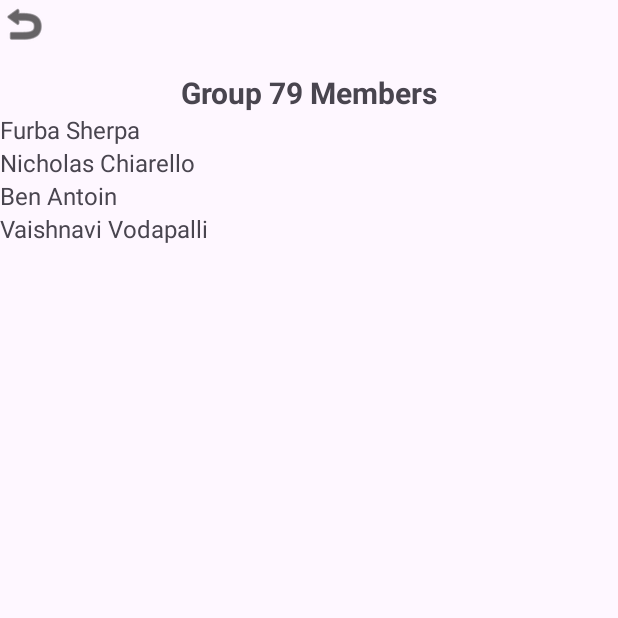
After one commit to FurbaSherpa/G79, an Android app built with Jetpack Compose: the AboutActivity screen opened directly, with no data from a screen before it, on a phone screen of 412 x 824 dp, the top half of it. The commit adds this screen. Run offline under Robolectric (Android 15) with nearby library versions, the phone set to English and light mode, and no system bars.

Commit message:
About Page with all group member names added with a back button

```diff
--- a/app/src/main/AndroidManifest.xml
+++ b/app/src/main/AndroidManifest.xml
@@ -12,7 +12,9 @@
         android:roundIcon="@mipmap/ic_launcher_round"
         android:supportsRtl="true"
         android:theme="@style/Theme.G79">
-
+        <activity
+            android:name=".AboutActivity"
+            android:exported="false" />
         <!-- Splash screen as launcher -->
         <activity
             android:name=".SplashActivity"
@@ -20,26 +22,23 @@
             android:theme="@style/Theme.AppCompat.Light.NoActionBar">
             <intent-filter>
                 <action android:name="android.intent.action.MAIN" />
+
                 <category android:name="android.intent.category.LAUNCHER" />
             </intent-filter>
         </activity>
-
         <activity
             android:name=".MainActivity"
             android:exported="true" />
-
         <activity
             android:name=".Edit"
             android:exported="false" />
-
         <activity
             android:name=".AddResturantActivity"
             android:exported="false" />
-
         <activity
             android:name=".AddResturant"
-            android:parentActivityName=".MainActivity"
-            android:exported="false" />
+            android:exported="false"
+            android:parentActivityName=".MainActivity" />
     </application>
 
 </manifest>
--- /dev/null
+++ b/app/src/main/java/ca/gbc/comp3074/g79/AboutActivity.java
@@ -0,0 +1,28 @@
+package ca.gbc.comp3074.g79;
+
+import android.os.Bundle;
+import android.widget.ImageButton;
+
+import androidx.activity.EdgeToEdge;
+import androidx.appcompat.app.AppCompatActivity;
+import androidx.core.graphics.Insets;
+import androidx.core.view.ViewCompat;
+import androidx.core.view.WindowInsetsCompat;
+
+public class AboutActivity extends AppCompatActivity {
+
+    @Override
+    protected void onCreate(Bundle savedInstanceState) {
+        super.onCreate(savedInstanceState);
+        EdgeToEdge.enable(this);
+        setContentView(R.layout.activity_about);
+        ViewCompat.setOnApplyWindowInsetsListener(findViewById(R.id.main), (v, insets) -> {
+            Insets systemBars = insets.getInsets(WindowInsetsCompat.Type.systemBars());
+            v.setPadding(systemBars.left, systemBars.top, systemBars.right, systemBars.bottom);
+            return insets;
+        });
+        ImageButton back = findViewById(R.id.btnBack);
+        back.setOnClickListener(v -> finish());
+
+    }
+}
--- a/app/src/main/java/ca/gbc/comp3074/g79/MainActivity.kt
+++ b/app/src/main/java/ca/gbc/comp3074/g79/MainActivity.kt
@@ -1,8 +1,12 @@
 package ca.gbc.comp3074.g79
 
 import android.annotation.SuppressLint
+import android.content.Intent
 import android.os.Build
+import android.util.Log.v
+import android.widget.ImageButton
 import android.widget.SearchView
+import android.widget.Toast
 import androidx.activity.enableEdgeToEdge
 import androidx.annotation.RequiresApi
 import androidx.appcompat.app.AppCompatActivity
@@ -26,12 +30,20 @@ class MainActivity : AppCompatActivity() {
     private var adapter: RestaurantAdapter? = null
     private var fullList: List<Restaurant> = emptyList()
 
+
     @SuppressLint("RestrictedApi")
     @RequiresApi(Build.VERSION_CODES.O)
     override fun onCreate(savedInstanceState: android.os.Bundle?) {
         super.onCreate(savedInstanceState)
         this.enableEdgeToEdge()
         setContentView(R.layout.activity_main)
+
+        val btn_info: ImageButton = findViewById(R.id.btn_info)
+        btn_info.setOnClickListener {
+            val intent = Intent(this, AboutActivity::class.java)
+            startActivity(intent)
+            Toast.makeText(this, "About", Toast.LENGTH_SHORT).show()
+        }
 
 
         // Initialize ViewModel
--- /dev/null
+++ b/app/src/main/res/layout/activity_about.xml
@@ -0,0 +1,57 @@
+<?xml version="1.0" encoding="utf-8"?>
+<LinearLayout xmlns:android="http://schemas.android.com/apk/res/android"
+    xmlns:app="http://schemas.android.com/apk/res-auto"
+    xmlns:tools="http://schemas.android.com/tools"
+    android:id="@+id/main"
+    android:layout_width="match_parent"
+    android:layout_height="match_parent"
+    android:orientation="vertical"
+    tools:context=".AboutActivity" >
+
+    <ImageButton
+        android:id="@+id/btnBack"
+        android:layout_width="wrap_content"
+        android:layout_height="wrap_content"
+        android:layout_marginBottom="16dp"
+        android:background="?attr/selectableItemBackgroundBorderless"
+        android:contentDescription="@string/btn_back"
+        android:src="@android:drawable/ic_menu_revert"
+        app:tint="@android:color/black" />
+
+    <TextView
+        android:id="@+id/txt_group_title"
+        android:layout_width="match_parent"
+        android:layout_height="wrap_content"
+        android:text="@string/txt_group_title"
+        android:textAlignment="center"
+        android:textSize="20sp"
+        android:textStyle="bold" />
+
+    <TextView
+        android:id="@+id/textView2"
+        android:layout_width="match_parent"
+        android:layout_height="wrap_content"
+        android:text="Furba Sherpa"
+        android:textSize="16sp" />
+
+    <TextView
+        android:id="@+id/textView3"
+        android:layout_width="match_parent"
+        android:layout_height="wrap_content"
+        android:text="Nicholas Chiarello"
+        android:textSize="16sp" />
+
+    <TextView
+        android:id="@+id/textView4"
+        android:layout_width="match_parent"
+        android:layout_height="wrap_content"
+        android:text="Ben Antoin"
+        android:textSize="16sp" />
+
+    <TextView
+        android:id="@+id/textView5"
+        android:layout_width="match_parent"
+        android:layout_height="wrap_content"
+        android:text="Vaishnavi Vodapalli"
+        android:textSize="16sp" />
+</LinearLayout>
--- a/app/src/main/res/layout/activity_main.xml
+++ b/app/src/main/res/layout/activity_main.xml
@@ -52,4 +52,18 @@
         android:layout_width="wrap_content"
         android:layout_height="wrap_content" />
 
+    <ImageButton
+        android:id="@+id/btn_info"
+        android:layout_width="wrap_content"
+        android:layout_height="wrap_content"
+        android:layout_marginTop="4dp"
+        android:backgroundTint="@color/cardview_shadow_end_color"
+        app:layout_constraintBottom_toTopOf="@+id/view_search"
+        app:layout_constraintEnd_toEndOf="parent"
+        app:layout_constraintHorizontal_bias="0.895"
+        app:layout_constraintStart_toEndOf="@+id/txt_home"
+        app:layout_constraintTop_toTopOf="parent"
+        app:layout_constraintVertical_bias="1.0"
+        app:srcCompat="@android:drawable/ic_menu_info_details" />
+
 </androidx.constraintlayout.widget.ConstraintLayout>
--- a/app/src/main/res/values/strings.xml
+++ b/app/src/main/res/values/strings.xml
@@ -38,4 +38,5 @@
     <string name="lbl_rating2">Rating: 8</string>
     <string name="lbl_tags2">Tags: Test, Hot, Friendly</string>
     <string name="lbl_description2">Description: Friendly Staff</string>
+    <string name="txt_group_title">Group 79 Members</string>
 </resources>
```
